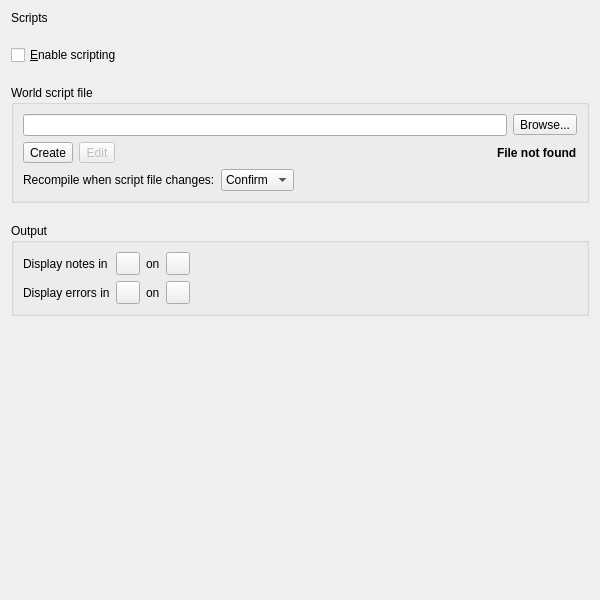
jnbooth/smushclient, file smushclient-qt/cpp/ui/prefs/scripts.ui: the form before one commit.
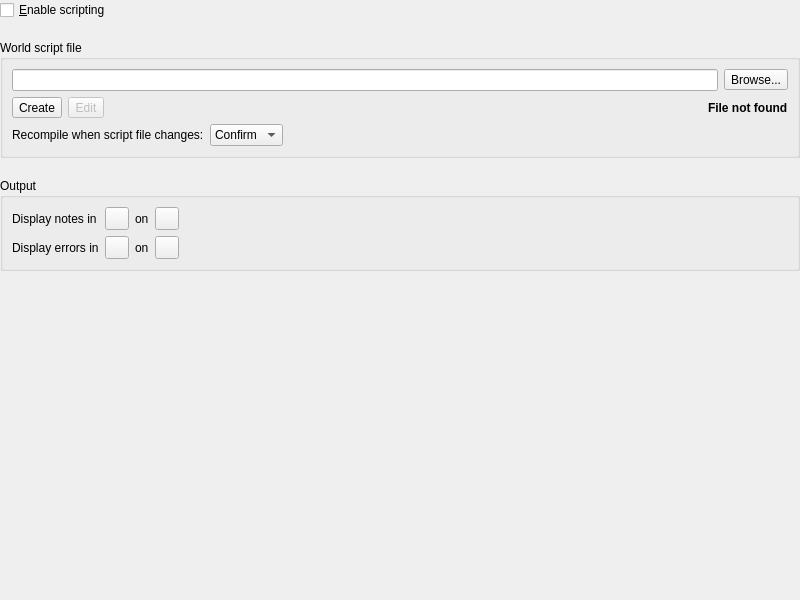
The form after the commit. Icons and pictures are not drawn. Custom widgets are drawn as their Qt base class.

Patch:
```diff
--- a/smushclient-qt/cpp/ui/prefs/scripts.ui
+++ b/smushclient-qt/cpp/ui/prefs/scripts.ui
@@ -6,7 +6,7 @@
    <rect>
     <x>0</x>
     <y>0</y>
-    <width>600</width>
+    <width>800</width>
     <height>600</height>
    </rect>
   </property>
@@ -17,13 +17,18 @@
    <property name="spacing">
     <number>20</number>
    </property>
-   <item>
-    <widget class="QLabel" name="label_title">
-     <property name="text">
-      <string>Scripts</string>
-     </property>
-    </widget>
-   </item>
+   <property name="leftMargin">
+    <number>0</number>
+   </property>
+   <property name="topMargin">
+    <number>0</number>
+   </property>
+   <property name="rightMargin">
+    <number>0</number>
+   </property>
+   <property name="bottomMargin">
+    <number>0</number>
+   </property>
    <item>
     <widget class="QCheckBox" name="EnableScripts">
      <property name="text">
```
Left out of the diff: 6 changed lines with no effect on the pictures.
